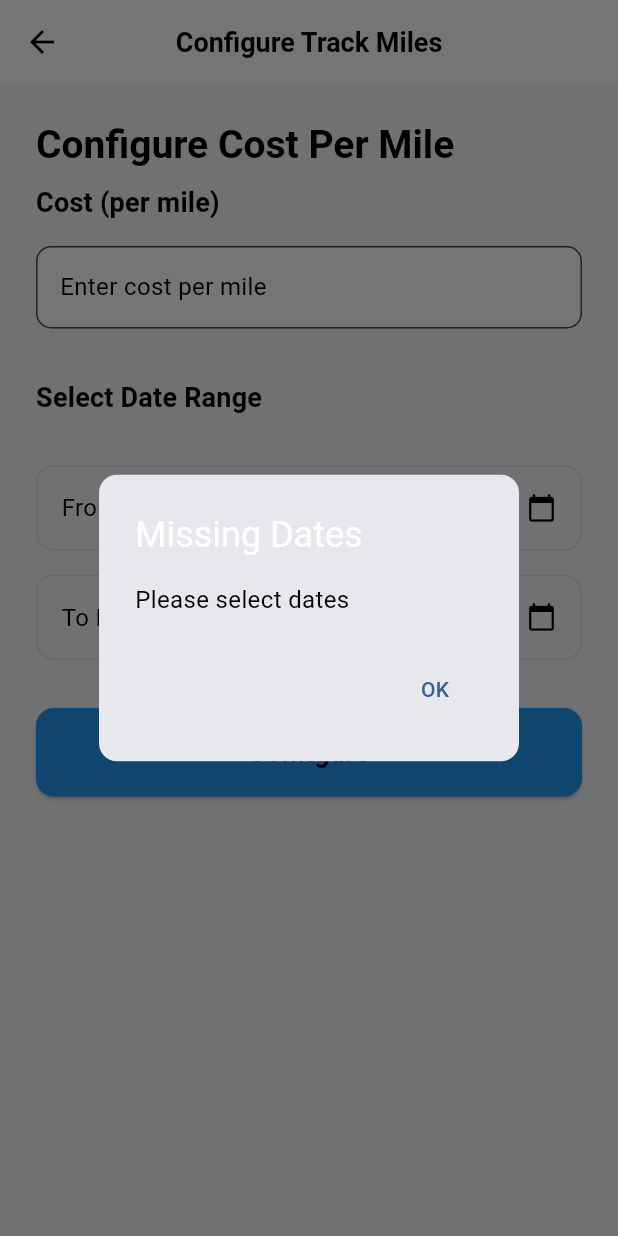
After one commit to Bainocular/expense_automation, a Flutter app: the ConfigureMilesScreen screen opened directly, after a tap on "Configure", on a phone screen of 412 x 824 dp. The commit adds this screen. Run offline on Flutter 3.47's test engine with Material 3 defaults, Android fonts, the phone set to English and light mode, and no system bars; our stand-ins replace camera, file_picker, image_picker, introduction_screen, shared_preferences; accounts and stored records are empty.

Commit message:
update git

```diff
--- /dev/null
+++ b/lib/screens/configure_track_miles.dart
@@ -0,0 +1,195 @@
+import 'dart:convert';
+import 'package:flutter/material.dart';
+import 'package:http/http.dart' as http;
+import 'package:intl/intl.dart';
+
+class ConfigureMilesScreen extends StatefulWidget {
+  const ConfigureMilesScreen({Key? key}) : super(key: key);
+
+  @override
+  State<StatefulWidget> createState() => _ConfigureMilesScreenState();
+}
+
+class _ConfigureMilesScreenState extends State<ConfigureMilesScreen> {
+  final TextEditingController costmileController = TextEditingController();
+  DateTime? fromDate;
+  DateTime? toDate;
+
+  final String apiUrl =
+      "https://expense-tool-api-industrious-possum-lh.cfapps.us10-001.hana.ondemand.com/configure-miles";
+
+  final DateFormat requestDateFormat = DateFormat('yyyy-MM-dd');
+
+  Future<void> _pickDate(BuildContext context, bool isFrom) async {
+    final DateTime? picked = await showDatePicker(
+      context: context,
+      initialDate: DateTime.now(),
+      firstDate: DateTime(2020),
+      lastDate: DateTime(2100),
+    );
+
+    if (picked != null) {
+      setState(() {
+        if (isFrom) {
+          fromDate = picked;
+        } else {
+          toDate = picked;
+        }
+      });
+    }
+  }
+
+  void _showDialog(String title, String message) {
+    showDialog(
+      context: context,
+      builder: (_) => AlertDialog(
+        title: Text(title),
+        content: Text(message),
+        shape: RoundedRectangleBorder(borderRadius: BorderRadius.circular(12)),
+        actions: [
+          TextButton(
+            child: const Text("OK"),
+            onPressed: () => Navigator.pop(context),
+          ),
+        ],
+      ),
+    );
+  }
+
+  Future<void> _configureMiles() async {
+    if (fromDate == null || toDate == null) {
+      _showDialog("Missing Dates", "Please select dates");
+      return;
+    }
+
+    try {
+      final response = await http.post(
+        Uri.parse(apiUrl),
+        headers: {"Content-Type": "application/json"},
+        body: jsonEncode({
+          "cost": double.parse(costmileController.text),
+          "from_date": DateFormat('yyyy-MM-dd').format(fromDate!),
+          "to_date": DateFormat('yyyy-MM-dd').format(toDate!),
+        }),
+      );
+
+      if (response.statusCode >= 200 && response.statusCode < 300) {
+        _showDialog("Success", "Configured cost per mile successfully");
+      } else {
+        _showDialog("Error", "Sorry! Something went wrong");
+      }
+    } catch (e) {
+      _showDialog("Error", e.toString());
+    }
+  }
+
+  Widget _dateSelector(String label, DateTime? date, bool isFrom) {
+    return InkWell(
+      onTap: () => _pickDate(context, isFrom),
+      child: Container(
+        padding: const EdgeInsets.symmetric(vertical: 16, horizontal: 16),
+        decoration: BoxDecoration(
+          border: Border.all(color: Colors.grey.shade300),
+          borderRadius: BorderRadius.circular(12),
+        ),
+        child: Row(
+          mainAxisAlignment: MainAxisAlignment.spaceBetween,
+          children: [
+            Text(
+              date == null ? label : DateFormat('MM/dd/yyyy').format(date),
+              style: const TextStyle(fontSize: 16),
+            ),
+            const Icon(Icons.calendar_today, size: 20),
+          ],
+        ),
+      ),
+    );
+  }
+
+  @override
+  Widget build(BuildContext context) {
+    return Scaffold(
+      appBar: AppBar(
+        title: const Text("Configure Track Miles"),
+        centerTitle: true,
+      ),
+      body: Stack(
+        children: [
+          Padding(
+            padding: const EdgeInsets.all(24),
+            child: Column(
+              crossAxisAlignment: CrossAxisAlignment.start,
+              children: [
+                /*const*/ Text(
+                  "Configure Cost Per Mile",
+                  style: Theme.of(context).textTheme.titleLarge,
+                ),
+
+                const SizedBox(height: 8),
+
+                Text(
+                  "Cost (per mile)",
+                  style: Theme.of(context).textTheme.titleMedium,
+                ),
+
+                const SizedBox(height: 16),
+
+                TextField(
+                  controller: costmileController,
+                  //enabled: _isEditing,
+                  keyboardType: const TextInputType.numberWithOptions(
+                    decimal: true,
+                  ),
+                  style: Theme.of(context).textTheme.bodyMedium,
+                  decoration: InputDecoration(
+                    labelText: "Enter cost per mile",
+                    labelStyle: Theme.of(context).textTheme.bodyMedium,
+                    filled: true,
+                    fillColor: Theme.of(context).cardColor,
+                    border: OutlineInputBorder(
+                      borderRadius: BorderRadius.circular(10),
+                    ),
+                  ),
+                ),
+
+                const SizedBox(height: 32),
+
+                Text(
+                  "Select Date Range",
+                  style: Theme.of(context).textTheme.titleMedium,
+                ),
+
+                const SizedBox(height: 32),
+
+                _dateSelector("From Date", fromDate, true),
+
+                const SizedBox(height: 16),
+
+                _dateSelector("To Date", toDate, false),
+
+                const SizedBox(height: 32),
+
+                SizedBox(
+                  width: double.infinity,
+                  child: ElevatedButton(
+                    onPressed: _configureMiles,
+                    style: ElevatedButton.styleFrom(
+                      padding: const EdgeInsets.symmetric(vertical: 16),
+                      shape: RoundedRectangleBorder(
+                        borderRadius: BorderRadius.circular(12),
+                      ),
+                    ),
+                    child: Text(
+                      "Configure",
+                      style: Theme.of(context).textTheme.titleMedium,
+                    ),
+                  ),
+                ),
+              ],
+            ),
+          ),
+        ],
+      ),
+    );
+  }
+}
```
Also changed, not shown: lib/screens/home_screen.dart (+61 -1 lines), lib/screens/otp_login_screen.dart (+24 -0 lines), lib/screens/register_user_screen.dart (added, +174 -0 lines), lib/services/shared_pref_service.dart (+7 -0 lines), 2 other files.
